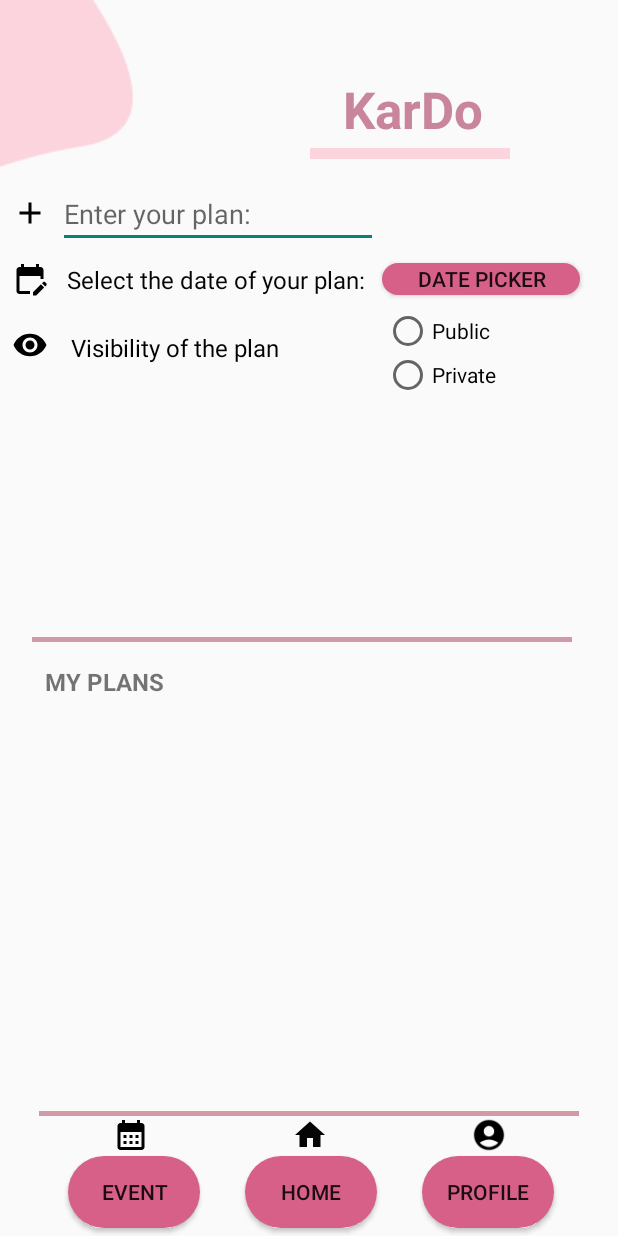
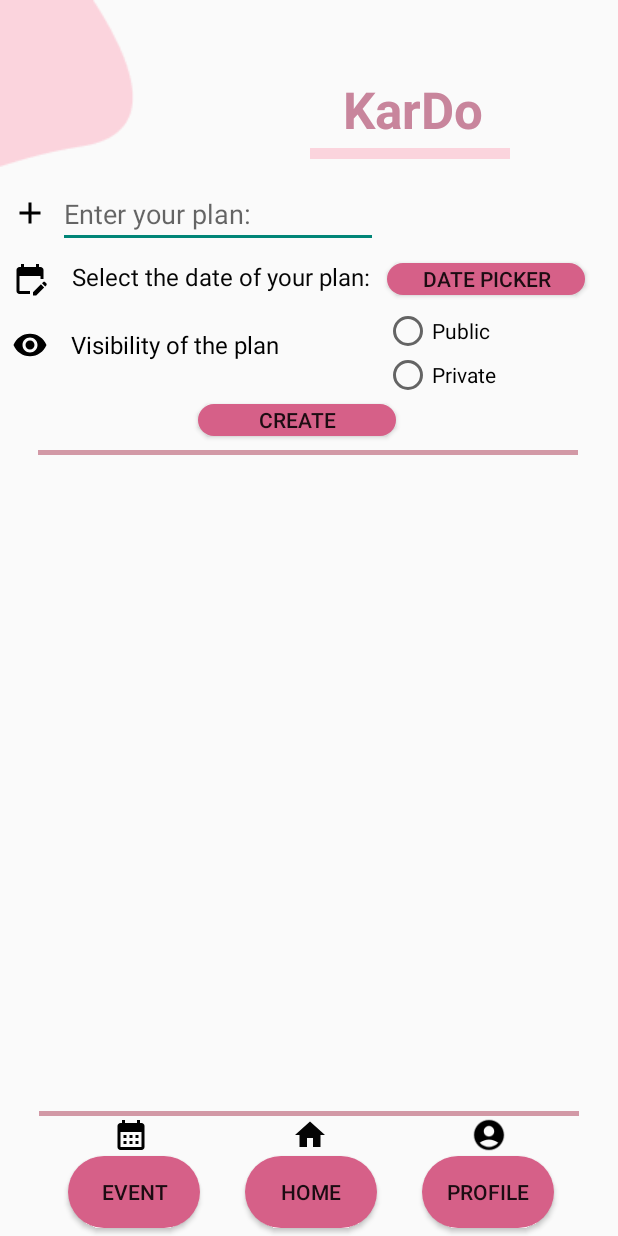
Before and after one commit to Kardem-MESE/KarDo-Bitirme-Projesi, an Android app: the EventActivity screen opened directly, with no data from a screen before it, on a phone screen of 412 x 824 dp. Run offline under Robolectric (Android 15) with nearby library versions, the phone set to English and light mode, and no system bars.

Commit message:
init
init

```diff
--- a/KarrDoa/app/src/main/java/com/example/karrdoa/ApiService.kt
+++ b/KarrDoa/app/src/main/java/com/example/karrdoa/ApiService.kt
@@ -1,15 +1,8 @@
 package com.example.karrdoa
 
-import android.app.usage.UsageEvents
-import okhttp3.OkHttpClient
 import okhttp3.ResponseBody
 import retrofit2.Call
-import retrofit2.Retrofit
-import retrofit2.converter.gson.GsonConverterFactory
-import retrofit2.http.Body
-import retrofit2.http.GET
-import retrofit2.http.Header
-import retrofit2.http.POST
+import retrofit2.http.*
 
 interface ApiService {
     @POST("/api/User/login")
@@ -23,4 +16,13 @@ interface ApiService {
     @GET("/api/Event/get-event-all")
     @JvmSuppressWildcards
     fun getEvents(@Header("Authorization") token: String): Call<ResponseBody>
+
+    @GET("/api/Event/get-event-by-user-id")
+    @JvmSuppressWildcards
+    fun getEventsbyId(@Header("Authorization") token: String): Call<ResponseBody>
+
+    @POST("/api/Event/create-event")
+    @JvmSuppressWildcards
+    fun createEvent(@Body body: Map<String, Any>, @Header("Authorization") token: String): Call<ResponseBody>
+
 }
--- a/KarrDoa/app/src/main/java/com/example/karrdoa/MainActivity.kt
+++ b/KarrDoa/app/src/main/java/com/example/karrdoa/MainActivity.kt
@@ -53,7 +53,9 @@ class MainActivity : AppCompatActivity() {
             if (token != null) {
                 event(token = token)
             } else {
-                // LOGIN PAGE YOLLA
+                val intent = Intent(this@MainActivity, LoginActivity::class.java)
+                startActivity(intent)
+                finish()
             }
         }
     }
--- a/KarrDoa/app/src/main/res/layout/activity_event.xml
+++ b/KarrDoa/app/src/main/res/layout/activity_event.xml
@@ -50,11 +50,11 @@
         android:id="@+id/imageView48"
         android:layout_width="wrap_content"
         android:layout_height="wrap_content"
-        android:layout_marginBottom="396dp"
-        app:layout_constraintBottom_toBottomOf="parent"
+        android:layout_marginTop="35dp"
         app:layout_constraintEnd_toEndOf="parent"
-        app:layout_constraintHorizontal_bias="0.411"
+        app:layout_constraintHorizontal_bias="0.49"
         app:layout_constraintStart_toStartOf="parent"
+        app:layout_constraintTop_toBottomOf="@+id/radioGroup"
         app:srcCompat="@drawable/homeline" />
 
     <Button
@@ -121,7 +121,7 @@
         app:srcCompat="@drawable/ic_baseline_calendar_month" />
 
     <EditText
-        android:id="@+id/editTextTextPersonName"
+        android:id="@+id/plan"
         android:layout_width="wrap_content"
         android:layout_height="wrap_content"
         android:layout_marginTop="120dp"
@@ -138,14 +138,14 @@
         android:id="@+id/tvdate"
         android:layout_width="200dp"
         android:layout_height="43dp"
-        android:layout_marginTop="10dp"
-        android:layout_marginEnd="167dp"
+        android:layout_marginTop="8dp"
+        android:layout_marginEnd="164dp"
         android:text="Select the date of your plan:"
         android:textColor="#050505"
         android:textSize="16sp"
         android:textStyle="normal"
         app:layout_constraintEnd_toEndOf="parent"
-        app:layout_constraintTop_toBottomOf="@+id/editTextTextPersonName" />
+        app:layout_constraintTop_toBottomOf="@+id/plan" />
 
     <Button
         android:id="@+id/picker"
@@ -156,7 +156,18 @@
         android:background="@drawable/buttonbackground"
         android:text="Date Pıcker"
         app:layout_constraintStart_toEndOf="@+id/tvdate"
-        app:layout_constraintTop_toBottomOf="@+id/editTextTextPersonName" />
+        app:layout_constraintTop_toBottomOf="@+id/plan" />
+
+    <Button
+        android:id="@+id/create"
+        android:layout_width="132dp"
+        android:layout_height="21dp"
+        android:layout_marginStart="132dp"
+        android:layout_marginTop="104dp"
+        android:background="@drawable/buttonbackground"
+        android:text="CREATE"
+        app:layout_constraintStart_toStartOf="parent"
+        app:layout_constraintTop_toBottomOf="@+id/plan" />
 
     <ImageView
         android:id="@+id/imageView37"
@@ -225,16 +236,4 @@
         app:layout_constraintTop_toBottomOf="@+id/imageView37"
         app:srcCompat="@drawable/ic_baseline_visibility_24" />
 
-    <TextView
-        android:id="@+id/textView12"
-        android:layout_width="wrap_content"
-        android:layout_height="wrap_content"
-        android:layout_marginStart="30dp"
-        android:layout_marginTop="15dp"
-        android:text="MY PLANS"
-        android:textSize="16sp"
-        android:textStyle="bold"
-        app:layout_constraintStart_toStartOf="parent"
-        app:layout_constraintTop_toBottomOf="@+id/imageView48" />
-
 </androidx.constraintlayout.widget.ConstraintLayout>
```
Also changed, not shown: KarrDoa/app/src/main/java/com/example/karrdoa/EventActivity.kt (+80 -8 lines), KarrDoa/app/src/main/java/com/example/karrdoa/ProfileActivity.kt (+70 -0 lines).
